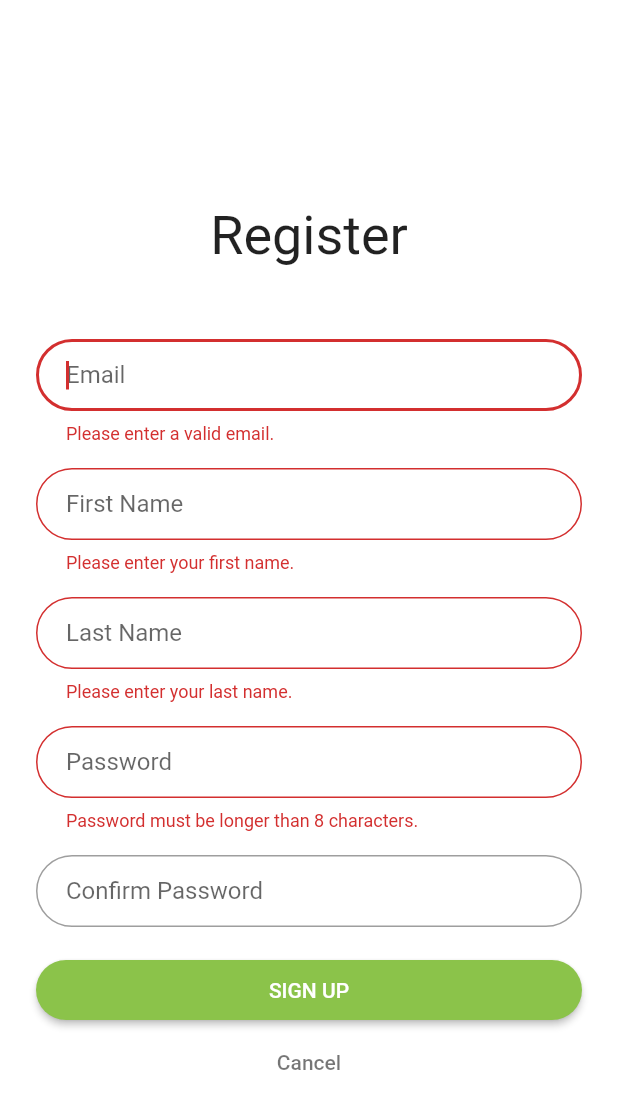
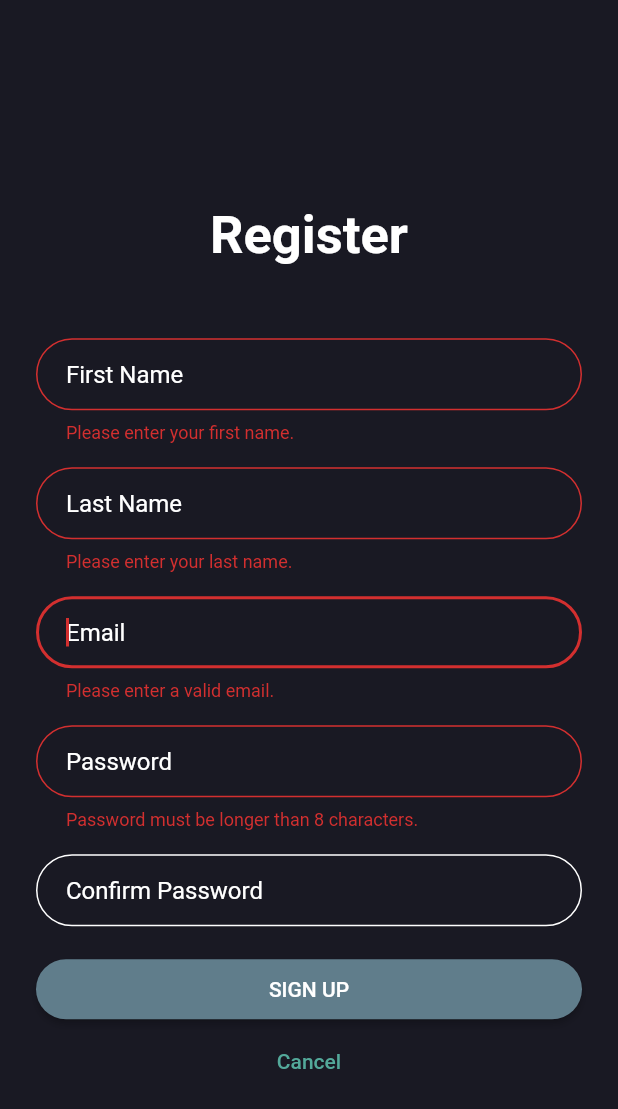
Before and after one commit to XAL-XAL/Scheduler, a Flutter app: the RegisterPage screen opened directly, after a tap on "SIGN UP", on a phone screen of 412 x 824 dp. Shown: the top 1109 px of the screen. Run offline on Flutter 3.47's test engine with Material 2 defaults, Android fonts, the phone set to English and light mode, and no system bars; our stand-ins replace cloud_firestore, firebase_auth, firebase_core; accounts and stored records are empty.

```diff
--- a/lib/login_page.dart
+++ b/lib/login_page.dart
@@ -74,6 +74,7 @@ class _LoginPageState extends State<LoginPage> {
         }
         return null;
       },
+      style: const TextStyle(color: Colors.white),
       keyboardType: TextInputType.emailAddress,
       autofocus: false,
       controller: emailController,
@@ -108,6 +109,7 @@ class _LoginPageState extends State<LoginPage> {
       onFieldSubmitted: (v) {
         FocusScope.of(context).requestFocus(node);
       },
+      style: const TextStyle(color: Colors.white),
       decoration: InputDecoration(
         enabledBorder: OutlineInputBorder(
             borderRadius: BorderRadius.circular(32.0),
@@ -149,9 +151,9 @@ class _LoginPageState extends State<LoginPage> {
     );
 
     final forgotLabel = FlatButton(
-      child: const Text(
+      child: Text(
         'Forgot password?',
-        style: TextStyle(color: Colors.white),
+        style: TextStyle(color: lightTeal),
       ),
       onPressed: () {},
     );
--- a/lib/main.dart
+++ b/lib/main.dart
@@ -1,7 +1,7 @@
 import 'package:flutter/material.dart';
 import 'package:firebase_core/firebase_core.dart';
-//import 'package:scheduler/register_page.dart';
-
+import 'package:scheduler/colors.dart';
+import 'register_page.dart';
 import 'login_page.dart';
 
 Future<void> main() async {
@@ -12,8 +12,8 @@ Future<void> main() async {
 
 class MyApp extends StatelessWidget {
   final routes = <String, WidgetBuilder>{
-    LoginPage.tag: (context) => LoginPage(),
-    //RegisterPage.tag: (context) => RegisterPage(),
+    LoginPage.tag: (context) => const LoginPage(),
+    RegisterPage.tag: (context) => RegisterPage(),
   };
 
   @override
@@ -25,13 +25,20 @@ class MyApp extends StatelessWidget {
       child: MaterialApp(
           title: 'Flutter Demo',
           theme: ThemeData(
-            primarySwatch: Colors.blue,
+            textSelectionTheme: const TextSelectionThemeData(
+              selectionHandleColor: Colors.transparent,
+            ),
+            primaryColor: Colors.white,
           ),
           home: MaterialApp(
             title: 'Login',
             debugShowCheckedModeBanner: false,
             theme: ThemeData(
-              primarySwatch: Colors.lightBlue,
+              textSelectionTheme: TextSelectionThemeData(
+                cursorColor: darkTeal,
+                selectionHandleColor: Colors.transparent,
+              ),
+              primaryColor: Colors.white,
               fontFamily: 'Nunito',
             ),
             home: LoginPage(),
--- a/lib/register_page.dart
+++ b/lib/register_page.dart
@@ -2,11 +2,14 @@ import 'package:flutter/material.dart';
 import 'package:firebase_auth/firebase_auth.dart';
 import 'package:cloud_firestore/cloud_firestore.dart';
 import 'package:flutter/services.dart';
+import 'package:scheduler/colors.dart';
 
 class RegisterPage extends StatefulWidget {
   static String tag = 'register-page';
+
+  const RegisterPage({Key? key}) : super(key: key);
   @override
-  _RegisterPageState createState() => new _RegisterPageState();
+  _RegisterPageState createState() => _RegisterPageState();
 }
 
 class _RegisterPageState extends State<RegisterPage> {
@@ -15,11 +18,11 @@ class _RegisterPageState extends State<RegisterPage> {
   //
   // Note: This is a GlobalKey<FormState>, not a GlobalKey<MyCustomFormState>!
   final _formKey = GlobalKey<FormState>();
-  final emailTextEditController = new TextEditingController();
-  final firstNameTextEditController = new TextEditingController();
-  final lastNameTextEditController = new TextEditingController();
-  final passwordTextEditController = new TextEditingController();
-  final confirmPasswordTextEditController = new TextEditingController();
+  final emailTextEditController = TextEditingController();
+  final firstNameTextEditController = TextEditingController();
+  final lastNameTextEditController = TextEditingController();
+  final passwordTextEditController = TextEditingController();
+  final confirmPasswordTextEditController = TextEditingController();
 
   final FocusNode _emailFocus = FocusNode();
   final FocusNode _firstNameFocus = FocusNode();
@@ -37,35 +40,35 @@ class _RegisterPageState extends State<RegisterPage> {
     });
   }
 
+
+
   @override
   Widget build(BuildContext context) {
-    return Scaffold(
-      backgroundColor: Colors.white,
-      body: Center(
-          child: Form(
-              key: _formKey,
-              child: ListView(
-                shrinkWrap: true,
-                padding: EdgeInsets.only(top: 36.0, left: 24.0, right: 24.0),
-                children: <Widget>[
-                  Padding(
+
+    const registerTitle = Padding(
       padding: EdgeInsets.all(8.0),
       child: Text(
-                      'Register',
-                      style: TextStyle(fontSize: 36.0, color: Colors.black87),
+        "Register",
+        style: TextStyle(
+          fontSize: 35.0,
+          fontWeight: FontWeight.bold,
+          color: Colors.white,
+        ),
         textAlign: TextAlign.center,
       ),
-                  ),
-                  Padding(
-                    padding: EdgeInsets.all(8.0),
+    );
+
+    final errorMessage = Padding(
+      padding: const EdgeInsets.all(8.0),
       child: Text(
-                      '$_errorMessage',
-                      style: TextStyle(fontSize: 14.0, color: Colors.red),
+        _errorMessage,
+        style: const TextStyle(fontSize: 14.0, color: Colors.red),
         textAlign: TextAlign.center,
       ),
-                  ),
-                  Padding(
-                    padding: EdgeInsets.symmetric(vertical: 8.0),
+    );
+
+    final emailField = Padding(
+      padding: const EdgeInsets.symmetric(vertical: 8.0),
       child: TextFormField(
         validator: (value) {
           if (value!.isEmpty || !value.contains('@')) {
@@ -81,69 +84,34 @@ class _RegisterPageState extends State<RegisterPage> {
         onFieldSubmitted: (term) {
           FocusScope.of(context).requestFocus(_firstNameFocus);
         },
+        style: const TextStyle(color: Colors.white),
         decoration: InputDecoration(
+          enabledBorder: OutlineInputBorder(
+              borderRadius: BorderRadius.circular(32.0),
+              borderSide: const BorderSide(
+                color: Colors.white,
+              )
+          ),
+          focusedBorder: OutlineInputBorder(
+              borderRadius: BorderRadius.circular(32.0),
+              borderSide: BorderSide(
+                color: lightTeal,
+              )
+          ),
           hintText: 'Email',
+          hintStyle: const TextStyle(
+              color: Colors.white
+          ),
           contentPadding:
-                        EdgeInsets.fromLTRB(20.0, 10.0, 20.0, 10.0),
+          const EdgeInsets.fromLTRB(20.0, 10.0, 20.0, 10.0),
           border: OutlineInputBorder(
               borderRadius: BorderRadius.circular(32.0)),
         ),
       ),
-                  ),
-                  Padding(
-                    padding: EdgeInsets.symmetric(vertical: 8.0),
-                    child: TextFormField(
-                      validator: (value) {
-                        if (value!.isEmpty) {
-                          return 'Please enter your first name.';
-                        }
-                        return null;
-                      },
-                      controller: firstNameTextEditController,
-                      keyboardType: TextInputType.text,
-                      autofocus: false,
-                      textInputAction: TextInputAction.next,
-                      focusNode: _firstNameFocus,
-                      onFieldSubmitted: (term) {
-                        FocusScope.of(context).requestFocus(_lastNameFocus);
-                      },
-                      decoration: InputDecoration(
-                        hintText: 'First Name',
-                        contentPadding:
-                        EdgeInsets.fromLTRB(20.0, 10.0, 20.0, 10.0),
-                        border: OutlineInputBorder(
-                            borderRadius: BorderRadius.circular(32.0)),
-                      ),
-                    ),
-                  ),
-                  Padding(
-                    padding: EdgeInsets.symmetric(vertical: 8.0),
-                    child: TextFormField(
-                      validator: (value) {
-                        if (value!.isEmpty) {
-                          return 'Please enter your last name.';
-                        }
-                        return null;
-                      },
-                      controller: lastNameTextEditController,
-                      keyboardType: TextInputType.text,
-                      autofocus: false,
-                      textInputAction: TextInputAction.next,
-                      focusNode: _lastNameFocus,
-                      onFieldSubmitted: (term) {
-                        FocusScope.of(context).requestFocus(_passwordFocus);
-                      },
-                      decoration: InputDecoration(
-                        hintText: 'Last Name',
-                        contentPadding:
-                        EdgeInsets.fromLTRB(20.0, 10.0, 20.0, 10.0),
-                        border: OutlineInputBorder(
-                            borderRadius: BorderRadius.circular(32.0)),
-                      ),
-                    ),
-                  ),
-                  Padding(
-                    padding: EdgeInsets.symmetric(vertical: 8.0),
+    );
+
+    final passwordField = Padding(
+      padding: const EdgeInsets.symmetric(vertical: 8.0),
       child: TextFormField(
         validator: (value) {
           if (value!.length < 8) {
@@ -160,17 +128,34 @@ class _RegisterPageState extends State<RegisterPage> {
           FocusScope.of(context)
               .requestFocus(_confirmPasswordFocus);
         },
+        style: const TextStyle(color: Colors.white),
         decoration: InputDecoration(
+          enabledBorder: OutlineInputBorder(
+              borderRadius: BorderRadius.circular(32.0),
+              borderSide: const BorderSide(
+                color: Colors.white,
+              )
+          ),
+          focusedBorder: OutlineInputBorder(
+              borderRadius: BorderRadius.circular(32.0),
+              borderSide: BorderSide(
+                color: lightTeal,
+              )
+          ),
           hintText: 'Password',
+          hintStyle: const TextStyle(
+              color: Colors.white
+          ),
           contentPadding:
-                        EdgeInsets.fromLTRB(20.0, 10.0, 20.0, 10.0),
+          const EdgeInsets.fromLTRB(20.0, 10.0, 20.0, 10.0),
           border: OutlineInputBorder(
               borderRadius: BorderRadius.circular(32.0)),
         ),
       ),
-                  ),
-                  Padding(
-                    padding: EdgeInsets.symmetric(vertical: 8.0),
+    );
+
+    final passwordConfirm = Padding(
+      padding: const EdgeInsets.symmetric(vertical: 8.0),
       child: TextFormField(
         autofocus: false,
         obscureText: true,
@@ -184,17 +169,120 @@ class _RegisterPageState extends State<RegisterPage> {
           }
           return null;
         },
+        style: const TextStyle(color: Colors.white),
         decoration: InputDecoration(
+          enabledBorder: OutlineInputBorder(
+              borderRadius: BorderRadius.circular(32.0),
+              borderSide: const BorderSide(
+                color: Colors.white,
+              )
+          ),
+          focusedBorder: OutlineInputBorder(
+              borderRadius: BorderRadius.circular(32.0),
+              borderSide: BorderSide(
+                color: lightTeal,
+              )
+          ),
           hintText: 'Confirm Password',
+          hintStyle: const TextStyle(
+              color: Colors.white
+          ),
           contentPadding:
-                        EdgeInsets.fromLTRB(20.0, 10.0, 20.0, 10.0),
+          const EdgeInsets.fromLTRB(20.0, 10.0, 20.0, 10.0),
           border: OutlineInputBorder(
               borderRadius: BorderRadius.circular(32.0)),
         ),
       ),
+    );
+
+    final firstName = Padding(
+      padding: const EdgeInsets.symmetric(vertical: 8.0),
+      child: TextFormField(
+        validator: (value) {
+          if (value!.isEmpty) {
+            return 'Please enter your first name.';
+          }
+          return null;
+        },
+        controller: firstNameTextEditController,
+        keyboardType: TextInputType.text,
+        autofocus: false,
+        textInputAction: TextInputAction.next,
+        focusNode: _firstNameFocus,
+        onFieldSubmitted: (term) {
+          FocusScope.of(context).requestFocus(_lastNameFocus);
+        },
+        style: const TextStyle(color: Colors.white),
+        decoration: InputDecoration(
+          enabledBorder: OutlineInputBorder(
+              borderRadius: BorderRadius.circular(32.0),
+              borderSide: const BorderSide(
+                color: Colors.white,
+              )
           ),
-                  Padding(
-                    padding: EdgeInsets.only(top: 10.0),
+          focusedBorder: OutlineInputBorder(
+              borderRadius: BorderRadius.circular(32.0),
+              borderSide: BorderSide(
+                color: lightTeal,
+              )
+          ),
+          hintText: 'First Name',
+          hintStyle: const TextStyle(
+              color: Colors.white
+          ),
+          contentPadding:
+          const EdgeInsets.fromLTRB(20.0, 10.0, 20.0, 10.0),
+          border: OutlineInputBorder(
+              borderRadius: BorderRadius.circular(32.0)),
+        ),
+      ),
+    );
+
+    final lastName = Padding(
+      padding: const EdgeInsets.symmetric(vertical: 8.0),
+      child: TextFormField(
+        validator: (value) {
+          if (value!.isEmpty) {
+            return 'Please enter your last name.';
+          }
+          return null;
+        },
+        controller: lastNameTextEditController,
+        keyboardType: TextInputType.text,
+        autofocus: false,
+        textInputAction: TextInputAction.next,
+        focusNode: _lastNameFocus,
+        onFieldSubmitted: (term) {
+          FocusScope.of(context).requestFocus(_passwordFocus);
+        },
+        style: const TextStyle(color: Colors.white),
+        decoration: InputDecoration(
+          enabledBorder: OutlineInputBorder(
+              borderRadius: BorderRadius.circular(32.0),
+              borderSide: const BorderSide(
+                color: Colors.white,
+              )
+          ),
+          focusedBorder: OutlineInputBorder(
+              borderRadius: BorderRadius.circular(32.0),
+              borderSide: BorderSide(
+                color: lightTeal,
+              )
+          ),
+          hintText: 'Last Name',
+          hintStyle: const TextStyle(
+              color: Colors.white
+          ),
+          contentPadding:
+          const EdgeInsets.fromLTRB(20.0, 10.0, 20.0, 10.0),
+          border: OutlineInputBorder(
+              borderRadius: BorderRadius.circular(32.0)),
+        ),
+      ),
+    );
+
+    final signupButton = Padding(
+      padding: const EdgeInsets.only(top: 10.0),
       child: RaisedButton(
         shape: RoundedRectangleBorder(
           borderRadius: BorderRadius.circular(24),
@@ -220,25 +308,48 @@ class _RegisterPageState extends State<RegisterPage> {
             });
           }
         },
-                      padding: EdgeInsets.all(12),
-                      color: Colors.lightGreen,
+        padding: const EdgeInsets.all(12),
+        color: Colors.blueGrey,
         child: Text('Sign Up'.toUpperCase(),
-                          style: TextStyle(color: Colors.white)),
+            style: const TextStyle(color: Colors.white)),
       ),
-                  ),
-                  Padding(
+    );
+
+    final cancelButton = Padding(
         padding: EdgeInsets.zero,
         child: FlatButton(
           child: Text(
             'Cancel',
-                          style: TextStyle(color: Colors.black54),
+            style: TextStyle(color: lightTeal),
           ),
           onPressed: () {
             Navigator.pop(context);
           },
-                      ))
+        )
+    );
+
+    return Scaffold(
+      backgroundColor: darkBackground,
+      body: Center(
+          child: Form(
+              key: _formKey,
+              child: ListView(
+                shrinkWrap: true,
+                padding: const EdgeInsets.only(top: 36.0, left: 24.0, right: 24.0),
+                children: <Widget>[
+                  registerTitle,
+                  errorMessage,
+                  firstName,
+                  lastName,
+                  emailField,
+                  passwordField,
+                  passwordConfirm,
+                  signupButton,
+                  cancelButton,
                 ],
-              ))),
+              )
+          )
+      ),
     );
   }
 }
```
Lines whose indentation alone changed are shown as unchanged.
